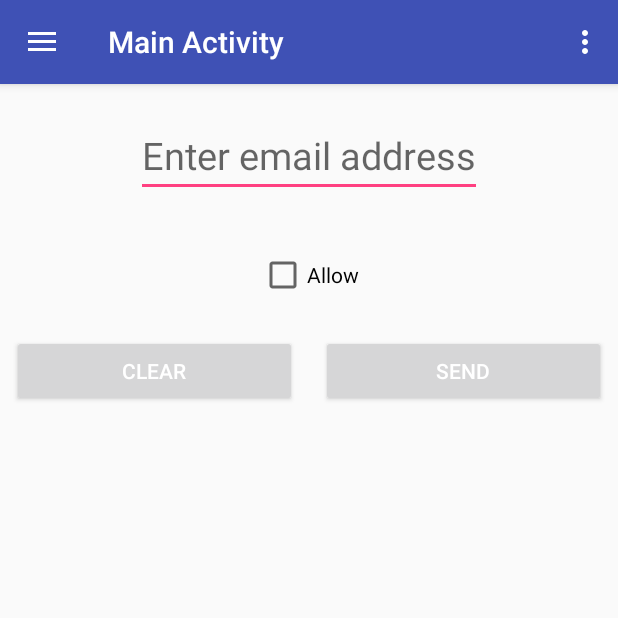
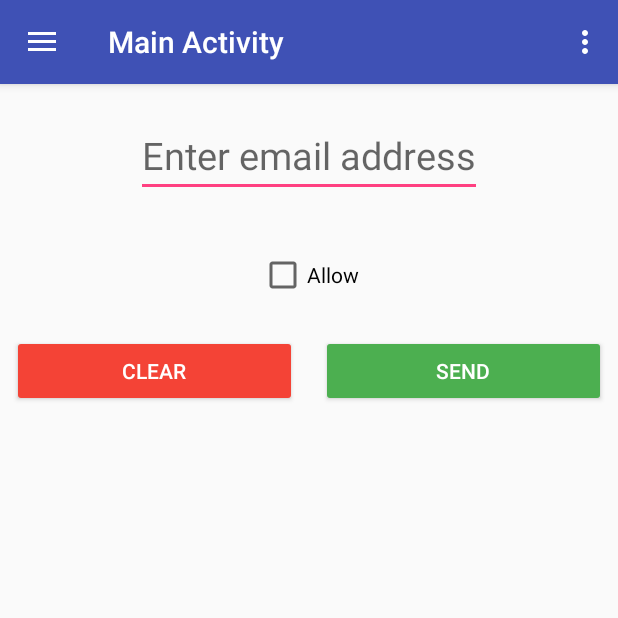
Before and after one commit to VSibi/My_KeepSolid_Internship_app, an Android app: the screen it shows after launch (MainActivity), on a phone screen of 412 x 824 dp, the top half of it. Run offline under Robolectric (Android 15) with nearby library versions, the phone set to English and light mode, and no system bars; 2 statements that could not run were skipped.

Commit message:
Added new colors

```diff
--- a/app/src/main/res/values/colors.xml
+++ b/app/src/main/res/values/colors.xml
@@ -3,4 +3,11 @@
     <color name="colorPrimary">#3F51B5</color>
     <color name="colorPrimaryDark">#303F9F</color>
     <color name="colorAccent">#FF4081</color>
+
+    <color name="colorGreenRipple">#c8e6c9</color>
+    <color name="colorRedRipple">#ffcdd2</color>
+
+    <color name="Red">#f44336</color>
+    <color name="Green">#4caf50</color>
+
 </resources>
```
